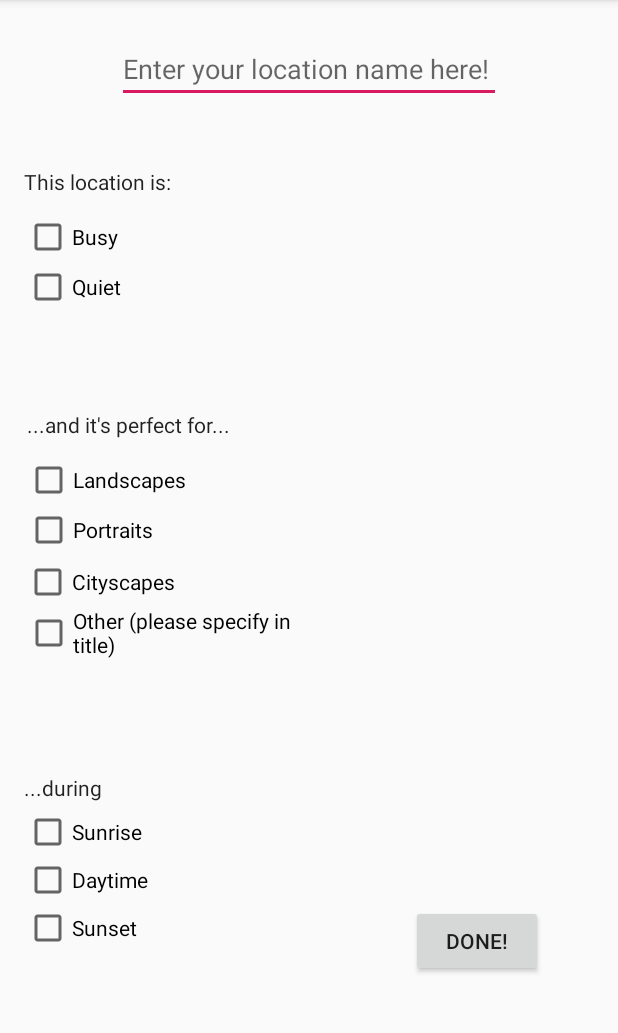
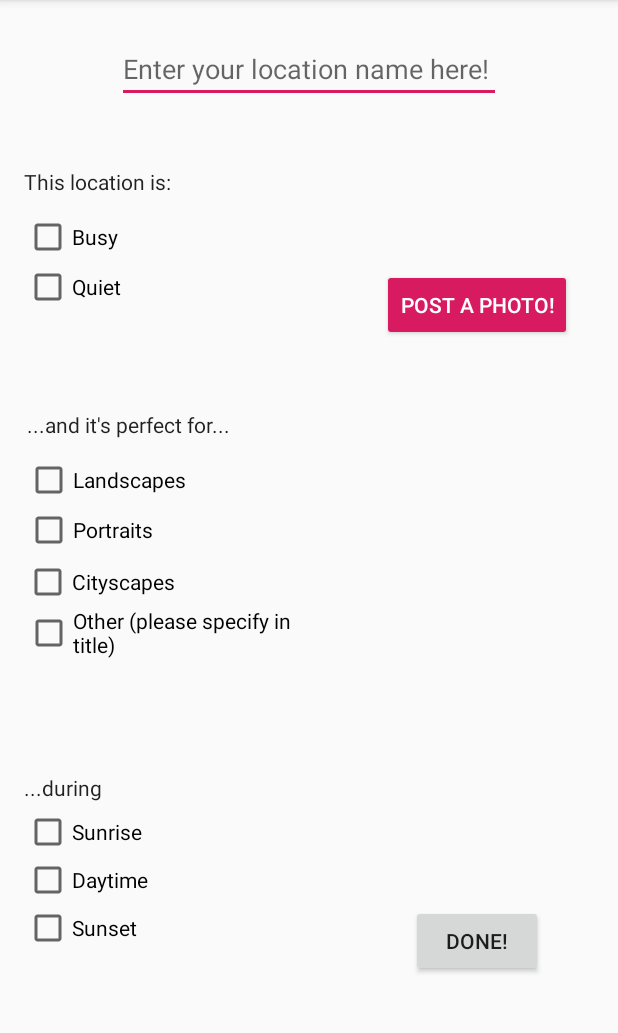
Before and after one commit to asteinig4018/mhacks11, an Android app: the LocationCreatePage screen opened directly, with no data from a screen before it, on a phone screen of 412 x 824 dp, the part 84-1117 px from its top. Run offline under Robolectric (Android 15) with nearby library versions, the phone set to English and light mode, and no system bars; our stand-ins replace Firebase (no records; nobody signed in at launch, a user with empty details on screens opened directly).

```diff
--- a/android/app/src/main/AndroidManifest.xml
+++ b/android/app/src/main/AndroidManifest.xml
@@ -8,6 +8,7 @@
          location permissions for the 'MyLocation' functionality.
     -->
     <uses-permission android:name="android.permission.ACCESS_FINE_LOCATION" />
+    <uses-permission android:name="android.permission.CAMERA"/>
 
     <application
         android:allowBackup="true"
--- a/android/app/src/main/java/com/mhacks11app/mhacks11app/LocationCreatePage.java
+++ b/android/app/src/main/java/com/mhacks11app/mhacks11app/LocationCreatePage.java
@@ -1,6 +1,7 @@
 package com.mhacks11app.mhacks11app;
 
 import android.content.Context;
+import android.content.Intent;
 import android.location.Location;
 import android.location.LocationManager;
 import android.support.annotation.NonNull;
@@ -46,6 +47,20 @@ public class LocationCreatePage extends AppCompatActivity {
                 gatherInputs();
             }
         });
+        Button photoButton = findViewById(R.id.photo_button);
+        photoButton.setOnClickListener(new View.OnClickListener() {
+            @Override
+            public void onClick(View v) {
+                takePhoto();
+            }
+        });
+
+    }
+
+    private void takePhoto(){
+        //launch camera, take a friggin photo dude
+        Intent intent = new Intent("android.media.action.IMAGE_CAPTURE");
+        startActivity(intent);
     }
 
     private void gatherInputs() {
--- a/android/app/src/main/res/layout/activity_location_create_page.xml
+++ b/android/app/src/main/res/layout/activity_location_create_page.xml
@@ -233,6 +233,7 @@
 
     <Button
         android:id="@+id/done_button"
+        style="@style/Widget.AppCompat.Button"
         android:layout_width="wrap_content"
         android:layout_height="wrap_content"
         android:layout_marginStart="128dp"
@@ -241,10 +242,29 @@
         android:layout_marginEnd="50dp"
         android:layout_marginRight="50dp"
         android:layout_marginBottom="80dp"
+        android:onClick="CameraActivity"
         android:text="@string/home"
         app:layout_constraintBottom_toBottomOf="parent"
         app:layout_constraintEnd_toEndOf="parent"
         app:layout_constraintStart_toEndOf="@+id/sunset_Check"
         app:layout_constraintTop_toBottomOf="@+id/name_prompt" />
 
+    <Button
+        android:id="@+id/photo_button"
+        style="@style/Widget.AppCompat.Button.Colored"
+        android:layout_width="wrap_content"
+        android:layout_height="wrap_content"
+        android:layout_marginStart="64dp"
+        android:layout_marginLeft="64dp"
+        android:layout_marginTop="92dp"
+        android:layout_marginEnd="50dp"
+        android:layout_marginRight="50dp"
+        android:layout_marginBottom="358dp"
+        android:onClick="CameraActivity"
+        android:text="@string/photoButton"
+        app:layout_constraintBottom_toTopOf="@+id/done_button"
+        app:layout_constraintEnd_toEndOf="parent"
+        app:layout_constraintStart_toEndOf="@+id/quiet_Check"
+        app:layout_constraintTop_toBottomOf="@+id/name_prompt" />
+
 </android.support.constraint.ConstraintLayout>
--- a/android/app/src/main/res/layout/activity_main.xml
+++ b/android/app/src/main/res/layout/activity_main.xml
@@ -55,6 +55,7 @@
         app:layout_constraintBottom_toTopOf="@+id/locationButton"
         app:layout_constraintEnd_toEndOf="parent"
         app:layout_constraintStart_toStartOf="parent"
-        app:layout_constraintTop_toBottomOf="@+id/mapView" />
+        app:layout_constraintTop_toBottomOf="@+id/mapView"
+        app:layout_constraintVertical_chainStyle="spread_inside" />
 
 </android.support.constraint.ConstraintLayout>
--- a/android/app/src/main/res/values/strings.xml
+++ b/android/app/src/main/res/values/strings.xml
@@ -15,5 +15,5 @@
     <string name="daytime">Daytime</string>
     <string name="sunset">Sunset</string>
     <string name="home">Done!</string>
-    <string name="userTitle"></string>
+    <string name="photoButton">Post a photo!</string>
 </resources>
```
